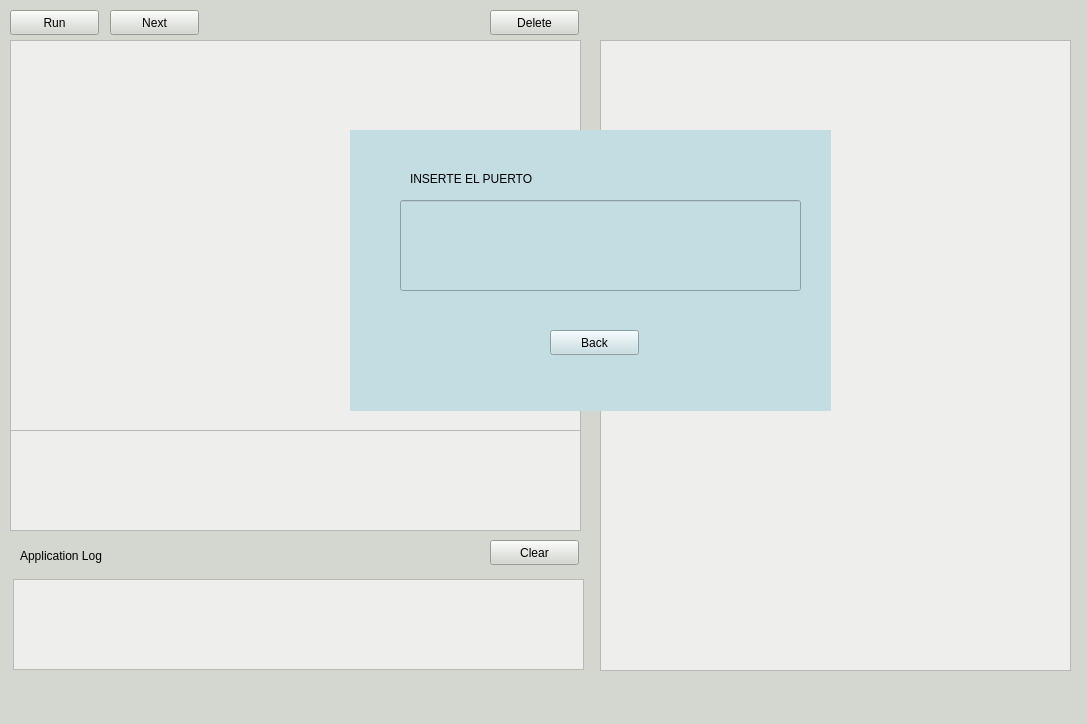
Qt form C!/AEDII-GUI/mainwindow.ui (joseff01/AED2-P1-C_IDE) before a commit.
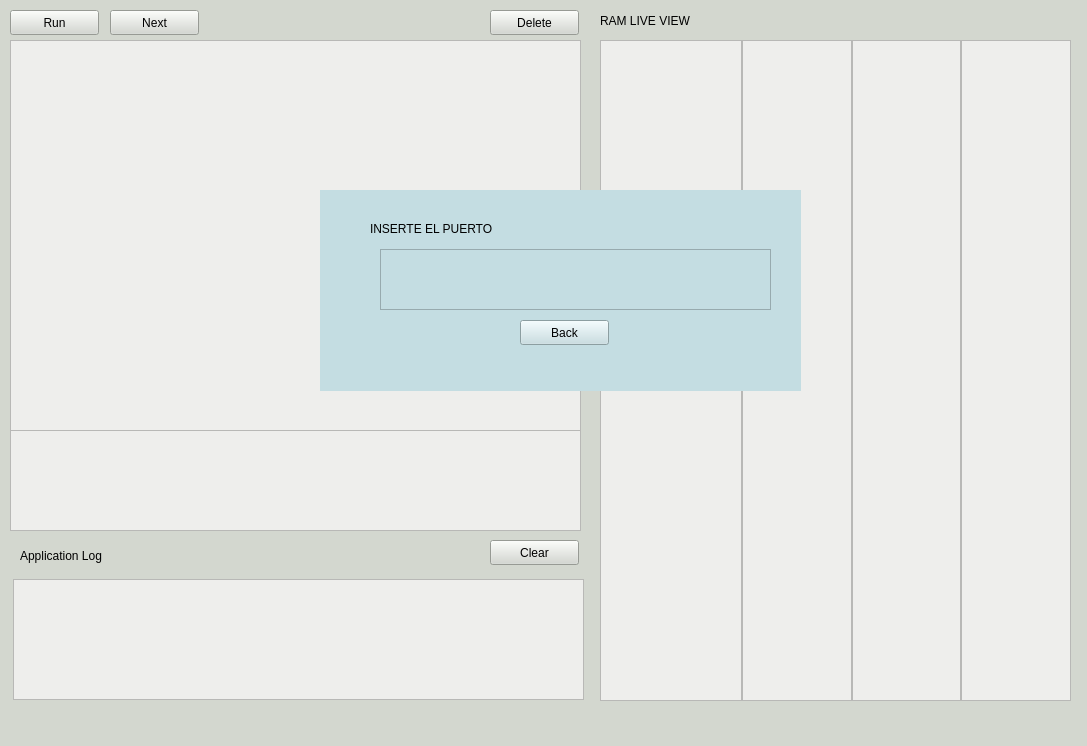
The same form after that commit.

Commit message: Change of GUI, Cout, Live View

What changed in the file:
```diff
--- a/C!/AEDII-GUI/mainwindow.ui
+++ b/C!/AEDII-GUI/mainwindow.ui
@@ -7,7 +7,7 @@
     <x>0</x>
     <y>0</y>
     <width>1087</width>
-    <height>724</height>
+    <height>746</height>
    </rect>
   </property>
   <property name="windowTitle">
@@ -30,19 +30,6 @@
      <string notr="true">background-color: rgb(238, 238, 236);</string>
     </property>
    </widget>
-   <widget class="QTextEdit" name="viewTextEdit">
-    <property name="geometry">
-     <rect>
-      <x>600</x>
-      <y>40</y>
-      <width>471</width>
-      <height>631</height>
-     </rect>
-    </property>
-    <property name="styleSheet">
-     <string notr="true">background-color: rgb(238, 238, 236);</string>
-    </property>
-   </widget>
    <widget class="QTextEdit" name="terminalTextEdit">
     <property name="geometry">
      <rect>
@@ -62,12 +49,15 @@
       <x>13</x>
       <y>579</y>
       <width>571</width>
-      <height>91</height>
+      <height>121</height>
      </rect>
     </property>
     <property name="styleSheet">
      <string notr="true">background-color: rgb(238, 238, 236);</string>
     </property>
+    <property name="readOnly">
+     <bool>true</bool>
+    </property>
    </widget>
    <widget class="QPushButton" name="pushButton_2">
     <property name="geometry">
@@ -147,13 +137,68 @@
      <string>Next</string>
     </property>
    </widget>
+   <widget class="QWidget" name="horizontalLayoutWidget">
+    <property name="geometry">
+     <rect>
+      <x>600</x>
+      <y>40</y>
+      <width>471</width>
+      <height>661</height>
+     </rect>
+    </property>
+    <layout class="QHBoxLayout" name="horizontalLayout" stretch="13,10,10,10">
+     <property name="spacing">
+      <number>0</number>
+     </property>
+     <item>
+      <widget class="QTextEdit" name="memoryTextEdit">
+       <property name="styleSheet">
+        <string notr="true">background-color: rgb(238, 238, 236);</string>
+       </property>
+       <property name="readOnly">
+        <bool>true</bool>
+       </property>
+      </widget>
+     </item>
+     <item>
+      <widget class="QTextEdit" name="valueTextEdit">
+       <property name="styleSheet">
+        <string notr="true">background-color: rgb(238, 238, 236);</string>
+       </property>
+       <property name="readOnly">
+        <bool>true</bool>
+       </property>
+      </widget>
+     </item>
+     <item>
+      <widget class="QTextEdit" name="nameTextEdit">
+       <property name="styleSheet">
+        <string notr="true">background-color: rgb(238, 238, 236);</string>
+       </property>
+       <property name="readOnly">
+        <bool>true</bool>
+       </property>
+      </widget>
+     </item>
+     <item>
+      <widget class="QTextEdit" name="referenceTextEdit">
+       <property name="styleSheet">
+        <string notr="true">background-color: rgb(238, 238, 236);</string>
+       </property>
+       <property name="readOnly">
+        <bool>true</bool>
+       </property>
+      </widget>
+     </item>
+    </layout>
+   </widget>
    <widget class="QWidget" name="portWidget" native="true">
     <property name="geometry">
      <rect>
-      <x>350</x>
-      <y>130</y>
+      <x>320</x>
+      <y>190</y>
       <width>481</width>
-      <height>281</height>
+      <height>201</height>
      </rect>
     </property>
     <property name="styleSheet">
@@ -161,21 +206,11 @@
 background-color: rgb(196, 221, 226);
 selection-color: rgb(238, 238, 236);</string>
     </property>
-    <widget class="QLineEdit" name="lineEdit">
-     <property name="geometry">
-      <rect>
-       <x>50</x>
-       <y>70</y>
-       <width>401</width>
-       <height>91</height>
-      </rect>
-     </property>
-    </widget>
     <widget class="QLabel" name="label_2">
      <property name="geometry">
       <rect>
-       <x>60</x>
-       <y>40</y>
+       <x>50</x>
+       <y>30</y>
        <width>391</width>
        <height>17</height>
       </rect>
@@ -188,7 +223,7 @@
      <property name="geometry">
       <rect>
        <x>200</x>
-       <y>200</y>
+       <y>130</y>
        <width>89</width>
        <height>25</height>
       </rect>
@@ -197,6 +232,32 @@
       <string>Back</string>
      </property>
     </widget>
+    <widget class="QPlainTextEdit" name="portTextEdit">
+     <property name="geometry">
+      <rect>
+       <x>60</x>
+       <y>59</y>
+       <width>391</width>
+       <height>61</height>
+      </rect>
+     </property>
+    </widget>
+   </widget>
+   <widget class="QLabel" name="label_3">
+    <property name="geometry">
+     <rect>
+      <x>600</x>
+      <y>10</y>
+      <width>171</width>
+      <height>21</height>
+     </rect>
+    </property>
+    <property name="styleSheet">
+     <string notr="true"/>
+    </property>
+    <property name="text">
+     <string>RAM LIVE VIEW</string>
+    </property>
    </widget>
   </widget>
   <widget class="QMenuBar" name="menubar">
```
Left out of the diff: 3 changed lines with no effect on the pictures. The commit also changes 3 other files.
